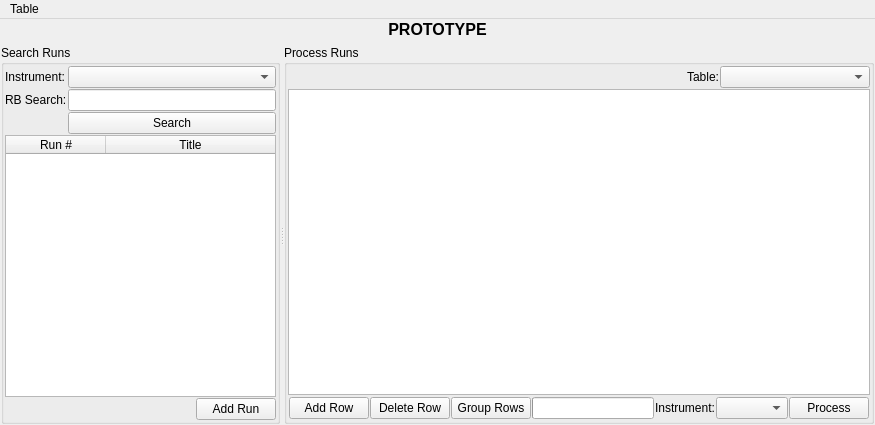
This is Code/Mantid/MantidQt/CustomInterfaces/inc/MantidQtCustomInterfaces/ReflMainWidget.ui in mantidproject/mantid as Qt 5 draws it before an edit. The edited form follows.
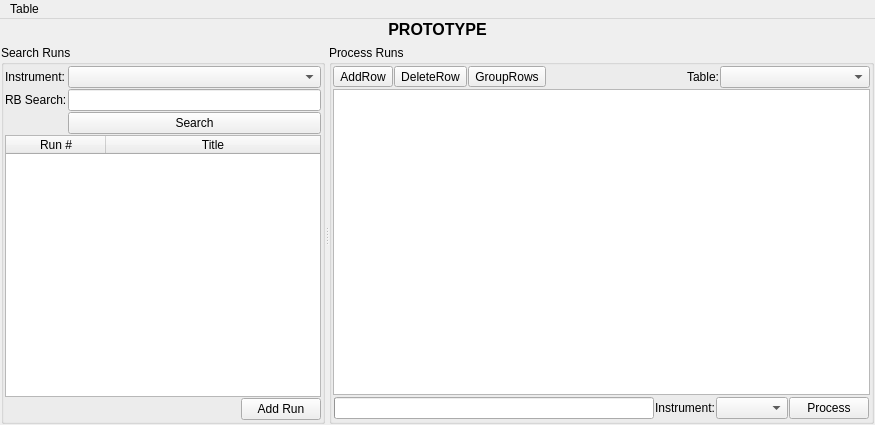
This is the edited form. Icons and pictures are not drawn. Custom widgets are drawn as their Qt base class.

Commit message:
Refs #10376 Change some PushButtons to ToolButtons
* Add Row
* Delete Row
* Group Rows

```diff
--- a/Code/Mantid/MantidQt/CustomInterfaces/inc/MantidQtCustomInterfaces/ReflMainWidget.ui
+++ b/Code/Mantid/MantidQt/CustomInterfaces/inc/MantidQtCustomInterfaces/ReflMainWidget.ui
@@ -233,6 +233,27 @@
           </property>
           <item>
            <layout class="QHBoxLayout" name="layoutTableButtons">
+            <item>
+             <widget class="QToolButton" name="buttonAddRow">
+              <property name="text">
+               <string>AddRow</string>
+              </property>
+             </widget>
+            </item>
+            <item>
+             <widget class="QToolButton" name="buttonDeleteRow">
+              <property name="text">
+               <string>DeleteRow</string>
+              </property>
+             </widget>
+            </item>
+            <item>
+             <widget class="QToolButton" name="buttonGroupRows">
+              <property name="text">
+               <string>GroupRows</string>
+              </property>
+             </widget>
+            </item>
             <item>
              <spacer name="spacerTableButtons">
               <property name="orientation">
@@ -321,33 +342,6 @@
             <property name="margin">
              <number>1</number>
             </property>
-            <item>
-             <widget class="QPushButton" name="buttonAddRow">
-              <property name="toolTip">
-               <string>Add a row beneath the selected row(s)</string>
-              </property>
-              <property name="text">
-               <string>Add Row</string>
-              </property>
-             </widget>
-            </item>
-            <item>
-             <widget class="QPushButton" name="buttonDeleteRow">
-              <property name="toolTip">
-               <string>Delete selected row(s) from the table</string>
-              </property>
-              <property name="text">
-               <string>Delete Row</string>
-              </property>
-             </widget>
-            </item>
-            <item>
-             <widget class="QPushButton" name="buttonGroupRows">
-              <property name="text">
-               <string>Group Rows</string>
-              </property>
-             </widget>
-            </item>
             <item>
              <widget class="QProgressBar" name="progressBar"/>
             </item>
```
Left out of the diff: 18 changed lines with no effect on the pictures. The commit also changes 1 other file.
